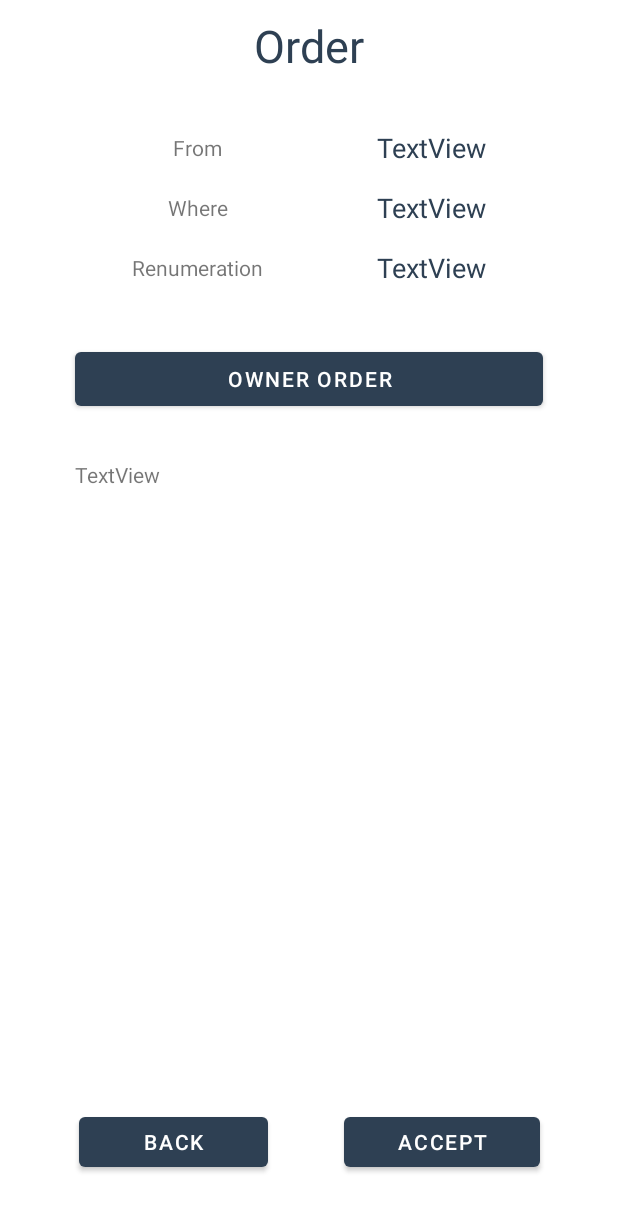
After one commit to losowy-dp/TC-project, an Android app: the Order screen opened directly, with no data from a screen before it, on a phone screen of 412 x 824 dp. The commit adds this screen. Shown: the top 1211 px of the screen. Run offline under Robolectric (Android 15) with nearby library versions, the phone set to English and light mode, and no system bars; Roboto replaces fonts that are not available here.

Commit message:
activity_order

```diff
--- a/AndroidApp/ProjectCT/app/src/main/AndroidManifest.xml
+++ b/AndroidApp/ProjectCT/app/src/main/AndroidManifest.xml
@@ -1,7 +1,9 @@
 <?xml version="1.0" encoding="utf-8"?>
 <manifest xmlns:android="http://schemas.android.com/apk/res/android"
     package="com.example.projectct">
-    <uses-permission android:name="android.permission.INTERNET"/>
+
+    <uses-permission android:name="android.permission.INTERNET" />
+
     <application
         android:allowBackup="true"
         android:icon="@mipmap/ic_launcher"
@@ -10,17 +12,18 @@
         android:supportsRtl="true"
         android:theme="@style/AppTheme"
         android:usesCleartextTraffic="true">
-        <activity android:name=".activity.HomeActivity">
-            <intent-filter>
+        <activity android:name=".activity.Order">
+        </activity>
+        <activity android:name=".activity.HomeActivity" />
+        <activity android:name=".activity.ForgotActivity" />
+        <activity android:name=".activity.RegisterActivity" />
+        <activity android:name=".activity.LoginActivity" />
+        <activity android:name=".activity.MainActivity">
+<intent-filter>
                 <action android:name="android.intent.action.MAIN" />
 
                 <category android:name="android.intent.category.LAUNCHER" />
             </intent-filter>
-        </activity>
-        <activity android:name=".activity.ForgotActivity" />
-        <activity android:name=".activity.RegisterActivity" />
-        <activity android:name=".activity.LoginActivity" />
-        <activity android:name=".activity.MainActivity">
         </activity>
 
         <meta-data
--- /dev/null
+++ b/AndroidApp/ProjectCT/app/src/main/java/com/example/projectct/activity/Order.kt
@@ -0,0 +1,12 @@
+package com.example.projectct.activity
+
+import androidx.appcompat.app.AppCompatActivity
+import android.os.Bundle
+import com.example.projectct.R
+
+class Order : AppCompatActivity() {
+    override fun onCreate(savedInstanceState: Bundle?) {
+        super.onCreate(savedInstanceState)
+        setContentView(R.layout.activity_order)
+    }
+}
--- a/AndroidApp/ProjectCT/app/src/main/java/com/example/projectct/fragment/All_order_list.kt
+++ b/AndroidApp/ProjectCT/app/src/main/java/com/example/projectct/fragment/All_order_list.kt
@@ -6,7 +6,7 @@ import androidx.fragment.app.Fragment
 import android.view.LayoutInflater
 import android.view.View
 import android.view.ViewGroup
-import android.widget.Button
+import android.widget.*
 import androidx.annotation.RequiresApi
 import com.example.projectct.R
 
@@ -37,6 +37,33 @@ class All_order_list : Fragment() {
         button.backgroundTintList = null
         val buttonMyOrder = view.findViewById<Button>(R.id.my_order_fragment)
         buttonMyOrder.setOnClickListener(MyOrderFragment)
+        var listView = view.findViewById<ListView>(R.id.allOrderList)
+        val arrayList: ArrayList<HashMap<String, String>> = ArrayList()
+        var map: HashMap<String, String>
+        //TODO change 20 on count a order in database
+        for(i in 1 .. 20)
+        {
+            map = HashMap()
+            //change on (from " ---> " where) a cites from database and 100$ change to (renumeration + " " +  currency)
+            map.put("citys","Kraków --> Warszawa")
+            map.put("value","100$")
+            arrayList.add(map)
+        }
+        val adapter = SimpleAdapter(
+                activity,
+                arrayList,
+                android.R.layout.simple_list_item_2,
+                arrayOf("citys", "value"),
+                intArrayOf(android.R.id.text1, android.R.id.text2)
+        )
+        listView.adapter = adapter
+        listView.onItemClickListener = object : AdapterView.OnItemClickListener {
+            override fun onItemClick(parent: AdapterView<*>, view: View, position: Int, id: Long)
+            {
+                //remove toast and add pass a new activity
+                Toast.makeText(activity!!, "on klick", Toast.LENGTH_SHORT).show()
+            }
+        }
     }
 
     private val MyOrderFragment = View.OnClickListener { OrderFragment() }
--- /dev/null
+++ b/AndroidApp/ProjectCT/app/src/main/res/layout/activity_order.xml
@@ -0,0 +1,157 @@
+<?xml version="1.0" encoding="utf-8"?>
+<androidx.constraintlayout.widget.ConstraintLayout xmlns:android="http://schemas.android.com/apk/res/android"
+    xmlns:app="http://schemas.android.com/apk/res-auto"
+    xmlns:tools="http://schemas.android.com/tools"
+    android:layout_width="match_parent"
+    android:layout_height="match_parent"
+    tools:context=".activity.Order">
+
+    <TextView
+        android:id="@+id/textView3"
+        android:layout_width="wrap_content"
+        android:layout_height="wrap_content"
+        android:layout_marginTop="10dp"
+        android:text="@string/order"
+        android:textColor="@color/menuText"
+        android:textSize="30sp"
+        app:layout_constraintEnd_toEndOf="parent"
+        app:layout_constraintStart_toStartOf="parent"
+        app:layout_constraintTop_toTopOf="parent" />
+
+    <LinearLayout
+        android:id="@+id/linearLayout"
+        android:layout_width="match_parent"
+        android:layout_height="120dp"
+        android:layout_marginLeft="50dp"
+        android:layout_marginTop="28dp"
+        android:layout_marginRight="50dp"
+        android:orientation="horizontal"
+        app:layout_constraintEnd_toEndOf="parent"
+        app:layout_constraintHorizontal_bias="0.494"
+        app:layout_constraintStart_toStartOf="parent"
+        app:layout_constraintTop_toBottomOf="@+id/textView3">
+
+        <LinearLayout
+            android:layout_width="wrap_content"
+            android:layout_height="120dp"
+            android:layout_weight="1"
+            android:orientation="vertical">
+
+            <TextView
+                android:id="@+id/textView4"
+                android:layout_width="match_parent"
+                android:layout_height="40dp"
+                android:gravity="center"
+                android:text="@string/from" />
+
+            <TextView
+                android:id="@+id/textView5"
+                android:layout_width="match_parent"
+                android:layout_height="40dp"
+                android:gravity="center"
+                android:text="@string/where" />
+
+            <TextView
+                android:id="@+id/textView6"
+                android:layout_width="match_parent"
+                android:layout_height="40dp"
+                android:gravity="center"
+                android:text="@string/renumeration" />
+        </LinearLayout>
+
+        <LinearLayout
+            android:layout_width="wrap_content"
+            android:layout_height="120dp"
+            android:layout_weight="1"
+            android:orientation="vertical">
+
+            <TextView
+                android:id="@+id/From_oreder"
+                android:layout_width="match_parent"
+                android:layout_height="40dp"
+                android:gravity="center"
+                android:text="TextView"
+                android:textColor="@color/menuText"
+                android:textSize="18sp" />
+
+            <TextView
+                android:id="@+id/where_order"
+                android:layout_width="match_parent"
+                android:layout_height="40dp"
+                android:gravity="center"
+                android:text="TextView"
+                android:textColor="@color/menuText"
+                android:textSize="18sp" />
+
+            <TextView
+                android:id="@+id/renumeration_order"
+                android:layout_width="match_parent"
+                android:layout_height="40dp"
+                android:gravity="center"
+                android:text="TextView"
+                android:textColor="@color/menuText"
+                android:textSize="18sp" />
+        </LinearLayout>
+
+    </LinearLayout>
+
+    <LinearLayout
+        android:layout_width="407dp"
+        android:layout_height="45dp"
+        android:layout_marginBottom="40dp"
+        android:orientation="horizontal"
+        app:layout_constraintBottom_toBottomOf="parent"
+        app:layout_constraintEnd_toEndOf="parent"
+        app:layout_constraintStart_toStartOf="parent">
+
+        <Button
+            android:id="@+id/back"
+            android:layout_width="wrap_content"
+            android:layout_height="wrap_content"
+            android:layout_marginLeft="50dp"
+            android:layout_marginRight="25dp"
+            android:layout_weight="1"
+            android:text="@string/back"
+            app:backgroundTint="@color/menuText" />
+
+        <Button
+            android:id="@+id/accept"
+            android:layout_width="wrap_content"
+            android:layout_height="wrap_content"
+            android:layout_marginLeft="25dp"
+            android:layout_marginRight="50dp"
+            android:layout_weight="1"
+            android:text="@string/accept"
+            app:backgroundTint="@color/menuText" />
+    </LinearLayout>
+
+    <LinearLayout
+        android:layout_width="match_parent"
+        android:layout_height="400dp"
+        android:orientation="vertical"
+        app:layout_constraintEnd_toEndOf="parent"
+        app:layout_constraintHorizontal_bias="0.666"
+        app:layout_constraintStart_toStartOf="parent"
+        app:layout_constraintTop_toBottomOf="@+id/linearLayout">
+
+        <Button
+            android:id="@+id/account_order"
+            android:layout_width="match_parent"
+            android:layout_height="wrap_content"
+            android:layout_marginLeft="50dp"
+            android:layout_marginTop="30dp"
+            android:layout_marginRight="50dp"
+            android:text="@string/account_order"
+            app:backgroundTint="@color/menuText" />
+
+        <TextView
+            android:layout_marginTop="30dp"
+            android:layout_marginLeft="50dp"
+            android:layout_marginRight="50dp"
+            android:id="@+id/description_in_order"
+            android:layout_width="match_parent"
+            android:layout_height="wrap_content"
+            android:text="TextView" />
+    </LinearLayout>
+
+</androidx.constraintlayout.widget.ConstraintLayout>
--- a/AndroidApp/ProjectCT/app/src/main/res/layout/fragment_all_order_list.xml
+++ b/AndroidApp/ProjectCT/app/src/main/res/layout/fragment_all_order_list.xml
@@ -50,9 +50,10 @@
              Filtry
             Dodawanie z bazy danych
         </LinearLayout> -->
-        <FrameLayout
-            android:id="@+id/frameList"
+        <ListView
+            android:id="@+id/allOrderList"
             android:layout_width="match_parent"
-            android:layout_height="match_parent"/>
+            android:layout_height="match_parent"
+            android:layout_marginBottom="60dp"/>
     </LinearLayout>
 </FrameLayout>
--- a/AndroidApp/ProjectCT/app/src/main/res/values/strings.xml
+++ b/AndroidApp/ProjectCT/app/src/main/res/values/strings.xml
@@ -57,4 +57,7 @@
         <item>CZK</item>
         <item>SEK</item>
     </string-array>
+    <string name="order">Order</string>
+    <string name="back">Back</string>
+    <string name="account_order">Owner order</string>
 </resources>
```
